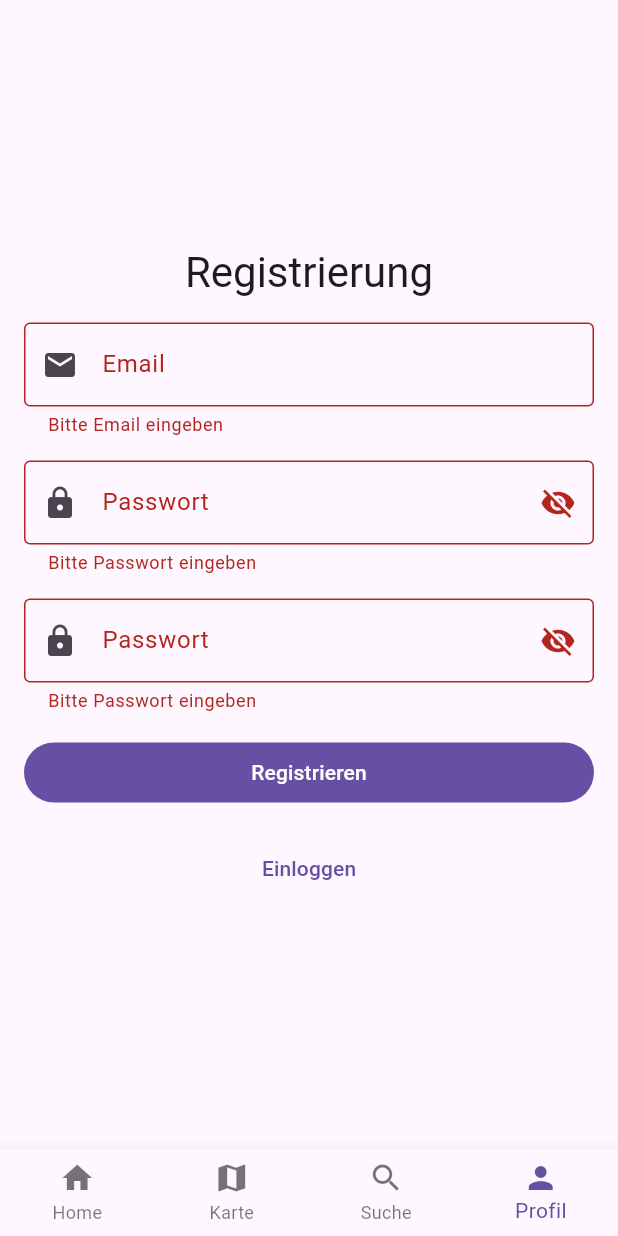
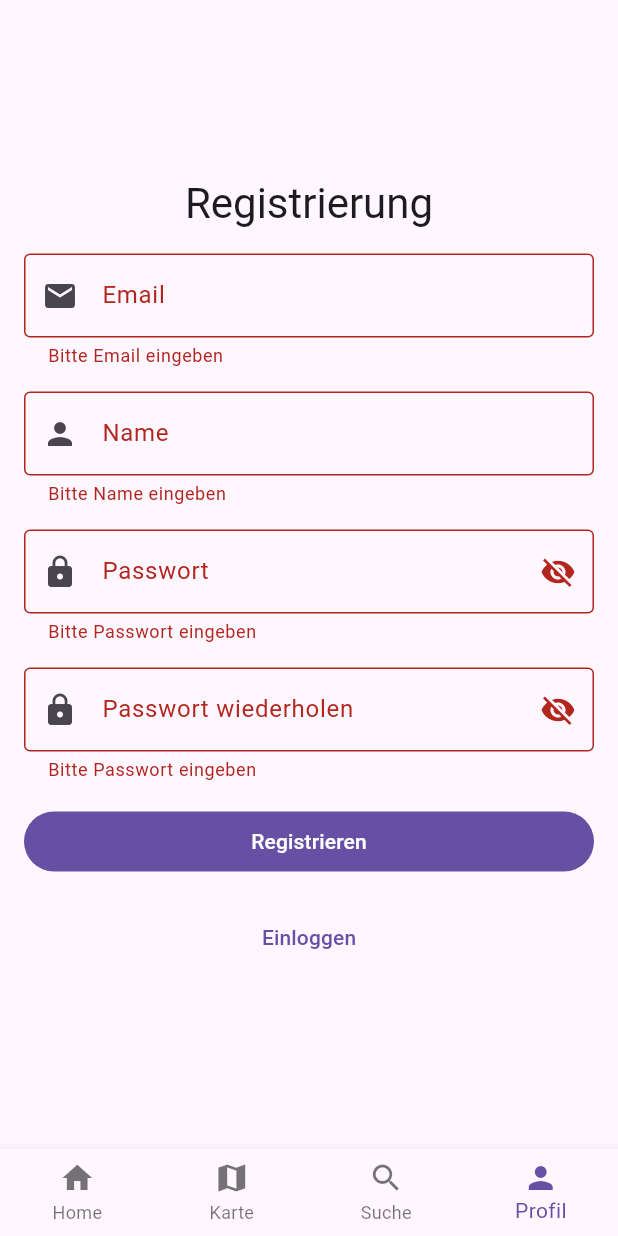
Before and after one commit to FabianRolfMatthiasNoll/EventRadar, a Flutter app: the RegisterScreen screen opened by its route, after a tap on "Registrieren", on a phone screen of 412 x 824 dp. Run offline on Flutter 3.47's test engine with Material 3 defaults, Android fonts, the phone set to English and light mode, and no system bars; our stand-ins replace cloud_firestore, firebase_auth, firebase_core, firebase_storage, flutter_dotenv, geolocator and 4 more; missing offline and left inert: firebase_app_check; accounts and stored records are empty.

Commit message:
edit register require displayName

```diff
--- a/event_radar/lib/core/services/auth_service.dart
+++ b/event_radar/lib/core/services/auth_service.dart
@@ -5,12 +5,13 @@ class AuthService {
     return FirebaseAuth.instance.currentUser;
   }
 
-  Future<RegisterStatus> registerWithEmailPassword(String email, String password) async {
+  Future<RegisterStatus> register(String email, String password, String name) async {
     try {
-      await FirebaseAuth.instance.createUserWithEmailAndPassword(
+      var credential = await FirebaseAuth.instance.createUserWithEmailAndPassword(
         email: email,
         password: password,
       );
+      await credential.user?.updateDisplayName(name);
       return RegisterStatus.success;
     } on FirebaseAuthException catch (e) {
       switch (e.code) {
--- a/event_radar/lib/views/profile/register_screen.dart
+++ b/event_radar/lib/views/profile/register_screen.dart
@@ -27,9 +27,10 @@ class _RegisterScreenState extends State<RegisterScreen> {
       setState(() {
         _isLoading = true;
       });
-      final status = await AuthService().registerWithEmailPassword(
+      final status = await AuthService().register(
         _emailController.text,
         _password1Controller.text,
+        _nameController.text,
       );
       String? message;
       switch (status) {
@@ -58,7 +59,7 @@ class _RegisterScreenState extends State<RegisterScreen> {
       });
       if (!mounted) return;
       if (message == null) {
-       context.go('/profile-settings');
+        context.go('/profile-settings');
       } else {
         ScaffoldMessenger.of(
           context,
@@ -74,6 +75,13 @@ class _RegisterScreenState extends State<RegisterScreen> {
   String? _validateEmail(String? value) {
     if (value == null || value.isEmpty) {
       return 'Bitte Email eingeben';
+    }
+    return null;
+  }
+
+  String? _validateName(String? value) {
+    if (value == null || value.isEmpty) {
+      return 'Bitte Name eingeben';
     }
     return null;
   }
@@ -114,15 +122,27 @@ class _RegisterScreenState extends State<RegisterScreen> {
                 prefixIcon: Icon(Icons.email),
               ),
             ),
+            TextFormField(
+              controller: _nameController,
+              validator: _validateName,
+              textInputAction: TextInputAction.next,
+              decoration: InputDecoration(
+                border: OutlineInputBorder(),
+                labelText: 'Name',
+                prefixIcon: Icon(Icons.person),
+              ),
+            ),
             PasswordFormField(
               controller: _password1Controller,
               validator: _validatePassword,
               textInputAction: TextInputAction.next,
+              labelText: 'Passwort',
             ),
             PasswordFormField(
               controller: _password2Controller,
               validator: _validatePassword,
               textInputAction: TextInputAction.next,
+              labelText: 'Passwort wiederholen',
             ),
             _isLoading
                 ? Center(child: CircularProgressIndicator())
--- a/event_radar/lib/widgets/password_form_field.dart
+++ b/event_radar/lib/widgets/password_form_field.dart
@@ -4,12 +4,14 @@ class PasswordFormField extends StatefulWidget {
   final TextEditingController? controller;
   final String? Function(String?)? validator;
   final TextInputAction? textInputAction;
+  final String? labelText;
 
   const PasswordFormField({
     super.key,
     this.controller,
     this.validator,
     this.textInputAction,
+    this.labelText = 'Passwort',
   });
 
   @override
@@ -37,7 +39,7 @@ class _PasswordFormFieldState extends State<PasswordFormField> {
       onFieldSubmitted: (_) => FocusScope.of(context).nextFocus(),
       decoration: InputDecoration(
         border: OutlineInputBorder(),
-        labelText: 'Passwort',
+        labelText: widget.labelText,
         prefixIcon: Icon(Icons.lock),
         suffixIcon: IconButton(
           icon: Icon(
```
